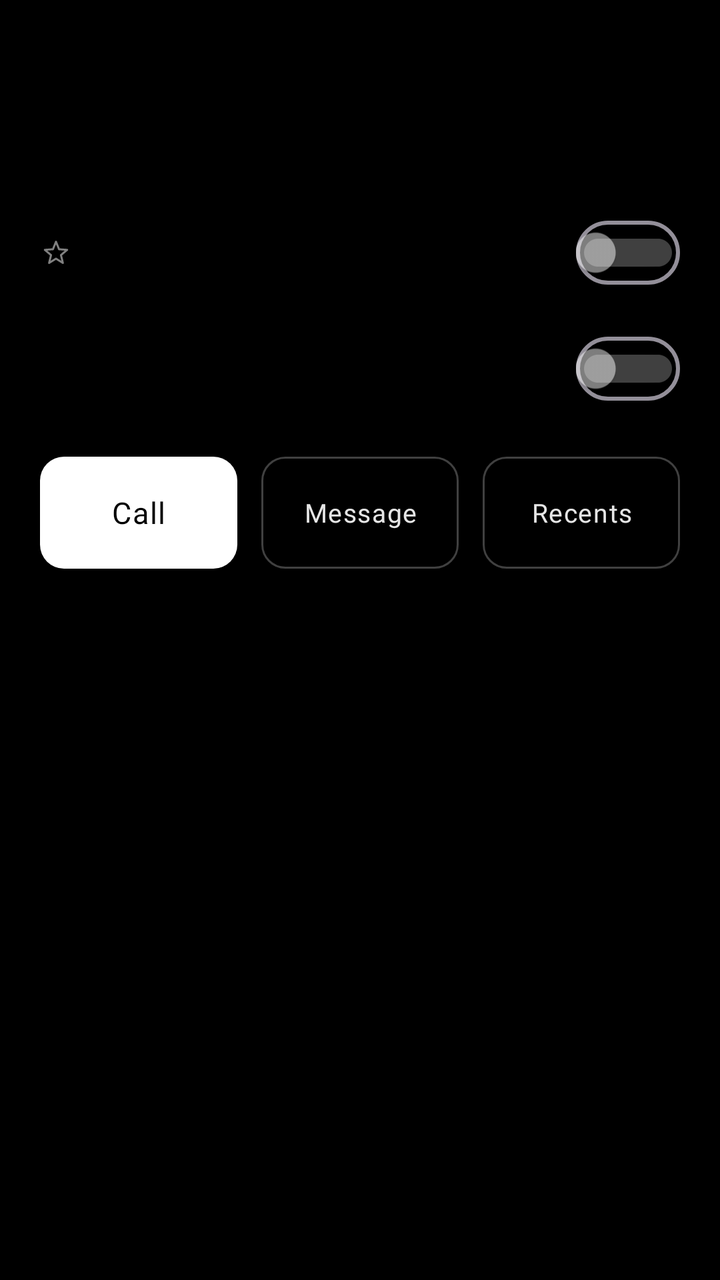
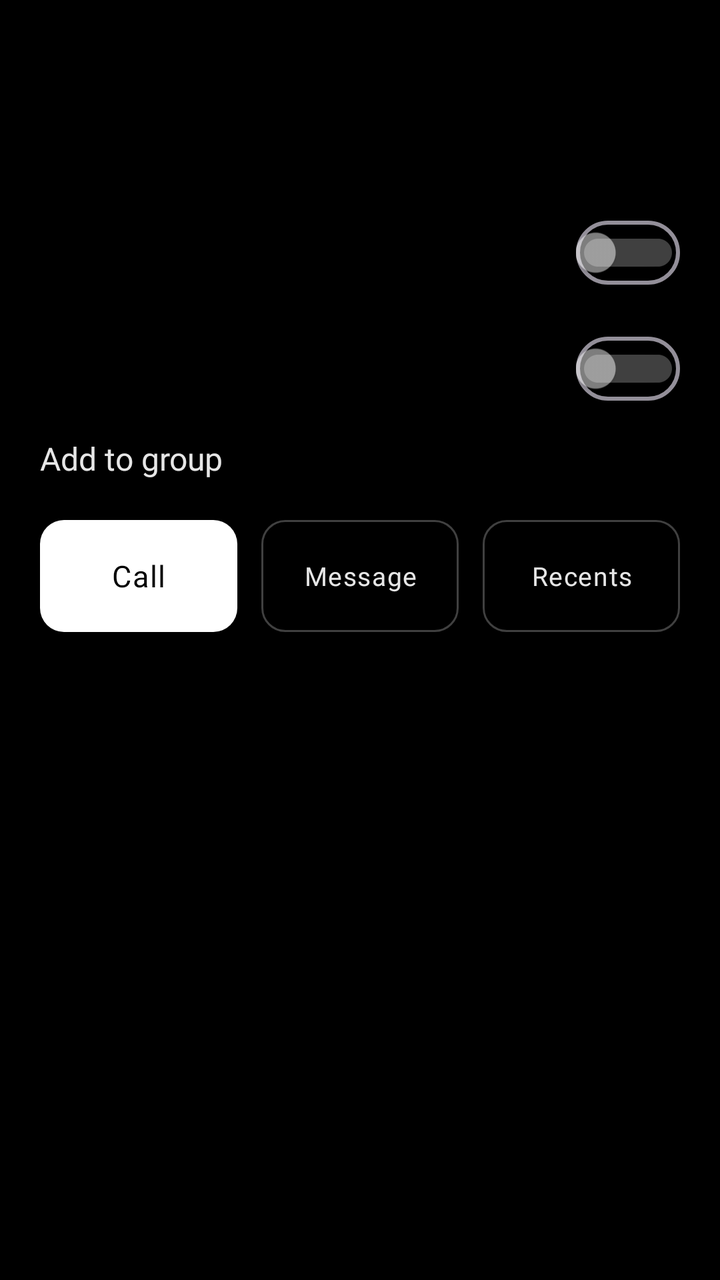

Compare the two renders of this Android layout. The source of the first and the diff that turns it into the second are given below.
<!-- AndroidManifest.xml: application theme Theme.XxDialer -->
<!-- res/layout/view_person_sheet.xml -->
<?xml version="1.0" encoding="utf-8"?>
<LinearLayout xmlns:android="http://schemas.android.com/apk/res/android"
    android:layout_width="match_parent"
    android:layout_height="wrap_content"
    android:orientation="vertical"
    android:paddingLeft="@dimen/xx_gutter"
    android:paddingRight="@dimen/xx_gutter"
    android:paddingTop="20dp"
    android:paddingBottom="24dp">

    <TextView
        android:id="@+id/sheetName"
        style="@style/TextAppearance.Xx.Display"
        android:layout_width="match_parent"
        android:layout_height="wrap_content" />

    <TextView
        android:id="@+id/sheetNumber"
        style="@style/TextAppearance.Xx.BodySmall"
        android:layout_width="match_parent"
        android:layout_height="wrap_content"
        android:layout_marginTop="4dp" />

    <TextView
        android:id="@+id/sheetRingtoneNote"
        style="@style/TextAppearance.Xx.BodySmall"
        android:layout_width="match_parent"
        android:layout_height="wrap_content"
        android:layout_marginTop="8dp"
        android:visibility="gone" />

    <LinearLayout
        android:layout_width="match_parent"
        android:layout_height="wrap_content"
        android:layout_marginTop="14dp"
        android:orientation="horizontal"
        android:gravity="center_vertical">

        <ImageView
            android:id="@+id/sheetStarIcon"
            android:layout_width="16dp"
            android:layout_height="16dp"
            android:src="@drawable/ic_star_outline" />

        <TextView
            android:id="@+id/sheetStarLabel"
            style="@style/TextAppearance.Xx.Body"
            android:layout_width="0dp"
            android:layout_height="wrap_content"
            android:layout_weight="1"
            android:layout_marginStart="12dp" />

        <com.google.android.material.materialswitch.MaterialSwitch
            android:id="@+id/sheetStarSwitch"
            style="@style/Widget.Xx.Switch"
            android:layout_width="wrap_content"
            android:layout_height="wrap_content" />
    </LinearLayout>

    <LinearLayout
        android:layout_width="match_parent"
        android:layout_height="wrap_content"
        android:orientation="horizontal"
        android:gravity="center_vertical"
        android:paddingTop="10dp">

        <TextView
            android:id="@+id/sheetBizLabel"
            style="@style/TextAppearance.Xx.Body"
            android:layout_width="0dp"
            android:layout_height="wrap_content"
            android:layout_weight="1" />

        <com.google.android.material.materialswitch.MaterialSwitch
            android:id="@+id/sheetBizSwitch"
            style="@style/Widget.Xx.Switch"
            android:layout_width="wrap_content"
            android:layout_height="wrap_content" />
    </LinearLayout>

    <TextView
        android:id="@+id/sheetError"
        style="@style/TextAppearance.Xx.BodySmall"
        android:layout_width="match_parent"
        android:layout_height="wrap_content"
        android:layout_marginTop="10dp"
        android:textColor="@color/pxx_error"
        android:visibility="gone" />

    <LinearLayout
        android:layout_width="match_parent"
        android:layout_height="wrap_content"
        android:layout_marginTop="20dp"
        android:gravity="center_vertical"
        android:orientation="horizontal">

        <Button
            android:id="@+id/sheetCall"
            style="@style/Widget.Xx.ButtonPrimary"
            android:layout_width="0dp"
            android:layout_height="@dimen/xx_button_height"
            android:layout_weight="1"
            android:gravity="center"
            android:maxLines="1"
            android:text="@string/call" />

        <Button
            android:id="@+id/sheetMessage"
            style="@style/Widget.Xx.ButtonSecondary"
            android:layout_width="0dp"
            android:layout_height="@dimen/xx_button_height"
            android:layout_weight="1"
            android:layout_marginStart="12dp"
            android:gravity="center"
            android:maxLines="1"
            android:text="Message" />

        <Button
            android:id="@+id/sheetHistory"
            style="@style/Widget.Xx.ButtonSecondary"
            android:layout_width="0dp"
            android:layout_height="@dimen/xx_button_height"
            android:layout_weight="1"
            android:layout_marginStart="12dp"
            android:gravity="center"
            android:maxLines="1"
            android:text="@string/tab_recents" />
    </LinearLayout>

</LinearLayout>
<!-- resources referenced by this layout -->
<resources>
  <color name="pxx_error">#FF6767</color>
  <dimen name="xx_button_height">56dp</dimen>
  <dimen name="xx_gutter">20dp</dimen>
  <!-- drawable ic_star_outline (drawable) -->
  <?xml version="1.0" encoding="utf-8"?>
  <vector xmlns:android="http://schemas.android.com/apk/res/android"
      android:width="24dp"
      android:height="24dp"
      android:viewportWidth="24"
      android:viewportHeight="24"
      android:tint="@color/pxx_white_50">
      <path
          android:pathData="M12 3.8 L14.29 9.44 L20.37 9.88 L15.71 13.81 L17.17 19.72 L12 16.5 L6.83 19.72 L8.29 13.81 L3.63 9.88 L9.71 9.44 Z"
          android:strokeColor="#FFFFFF"
          android:strokeWidth="1.5"
          android:strokeLineJoin="round"/>
  </vector>
  <string name="call">Call</string>
  <string name="tab_recents">Recents</string>
  <style name="TextAppearance.Xx.Body">
          <item name="android:textSize">16sp</item>
          <item name="android:lineHeight">24sp</item>
          <item name="android:textColor">@color/pxx_white_90</item>
      </style>
  <style name="TextAppearance.Xx.BodySmall">
          <item name="android:textSize">14sp</item>
          <item name="android:lineHeight">20sp</item>
          <item name="android:textColor">@color/pxx_white_80</item>
      </style>
  <style name="TextAppearance.Xx.Display">
          <item name="android:fontFamily">@font/font_display</item>
          <item name="android:textSize">34sp</item>
          <item name="android:lineHeight">40sp</item>
          <item name="android:textColor">@color/pxx_white_90</item>
      </style>
  <style name="Widget.Xx.Switch" parent="Widget.Material3.CompoundButton.Switch">
          <item name="thumbTint">@color/xx_switch_thumb</item>
          <item name="trackTint">@color/xx_switch_track</item>
          <item name="elevation">0dp</item>
      </style>
  <color name="pxx_white_50">#80FFFFFF</color>
  <color name="pxx_white_90">#E6FFFFFF</color>
  <color name="pxx_white_80">#CCFFFFFF</color>
  <color name="pxx_emphasis_fg">#000000</color>
  <color name="pxx_emphasis_bg">#FFFFFF</color>
  <dimen name="xx_radius_block">12dp</dimen>
  <color name="pxx_white_25">#40FFFFFF</color>
  <color name="pxx_white_10">#1AFFFFFF</color>
  <color name="pxx_ink">#000000</color>
  <style name="TextAppearance.Xx.CallerName">
          <item name="android:fontFamily">@font/font_display</item>
          <item name="android:textSize">44sp</item>
          <item name="android:lineHeight">48sp</item>
          <item name="android:textColor">@color/pxx_white_90</item>
      </style>
  <style name="TextAppearance.Xx.Duration">
          <item name="android:fontFamily">@font/font_display</item>
          <item name="android:textSize">28sp</item>
          <item name="android:textColor">@color/pxx_white_90</item>
      </style>
  <style name="TextAppearance.Xx.KeypadDigit">
          <item name="android:fontFamily">@font/font_display</item>
          <item name="android:textSize">34sp</item>
          <item name="android:textColor">@color/pxx_white_90</item>
      </style>
  <style name="TextAppearance.Xx.Chip">
          <item name="android:textSize">11sp</item>
          <item name="android:letterSpacing">0.08</item>
          <item name="android:textAllCaps">true</item>
          <item name="android:textColor">@color/pxx_white_50</item>
      </style>
  <!-- unchanged entries left out for length: 3 -->
</resources>

<!-- the commit's change to res/layout/view_person_sheet.xml (unified diff, before → after) -->
@@ -36,19 +36,13 @@
         android:orientation="horizontal"
         android:gravity="center_vertical">
 
-        <ImageView
-            android:id="@+id/sheetStarIcon"
-            android:layout_width="16dp"
-            android:layout_height="16dp"
-            android:src="@drawable/ic_star_outline" />
-
         <TextView
             android:id="@+id/sheetStarLabel"
             style="@style/TextAppearance.Xx.Body"
             android:layout_width="0dp"
             android:layout_height="wrap_content"
             android:layout_weight="1"
-            android:layout_marginStart="12dp" />
+            android:textColor="@color/pxx_signal" />
 
         <com.google.android.material.materialswitch.MaterialSwitch
             android:id="@+id/sheetStarSwitch"
@@ -69,7 +63,8 @@
             style="@style/TextAppearance.Xx.Body"
             android:layout_width="0dp"
             android:layout_height="wrap_content"
-            android:layout_weight="1" />
+            android:layout_weight="1"
+            android:textColor="@color/pxx_signal" />
 
         <com.google.android.material.materialswitch.MaterialSwitch
             android:id="@+id/sheetBizSwitch"
@@ -77,6 +72,16 @@
             android:layout_width="wrap_content"
             android:layout_height="wrap_content" />
     </LinearLayout>
+
+    <TextView
+        android:id="@+id/sheetGroups"
+        style="@style/TextAppearance.Xx.Body"
+        android:layout_width="match_parent"
+        android:layout_height="wrap_content"
+        android:paddingTop="10dp"
+        android:clickable="true"
+        android:focusable="true"
+        android:text="Add to group" />
 
     <TextView
         android:id="@+id/sheetError"
<!-- resource entries referenced after the edit -->
@@ -1,22 +1,9 @@
 <!-- resources referenced by this layout -->
 <resources>
   <color name="pxx_error">#FF6767</color>
+  <color name="pxx_signal">#FFFFFF</color>
   <dimen name="xx_button_height">56dp</dimen>
   <dimen name="xx_gutter">20dp</dimen>
-  <!-- drawable ic_star_outline (drawable) -->
-  <?xml version="1.0" encoding="utf-8"?>
-  <vector xmlns:android="http://schemas.android.com/apk/res/android"
-      android:width="24dp"
-      android:height="24dp"
-      android:viewportWidth="24"
-      android:viewportHeight="24"
-      android:tint="@color/pxx_white_50">
-      <path
-          android:pathData="M12 3.8 L14.29 9.44 L20.37 9.88 L15.71 13.81 L17.17 19.72 L12 16.5 L6.83 19.72 L8.29 13.81 L3.63 9.88 L9.71 9.44 Z"
-          android:strokeColor="#FFFFFF"
-          android:strokeWidth="1.5"
-          android:strokeLineJoin="round"/>
-  </vector>
   <string name="call">Call</string>
   <string name="tab_recents">Recents</string>
   <style name="TextAppearance.Xx.Body">
